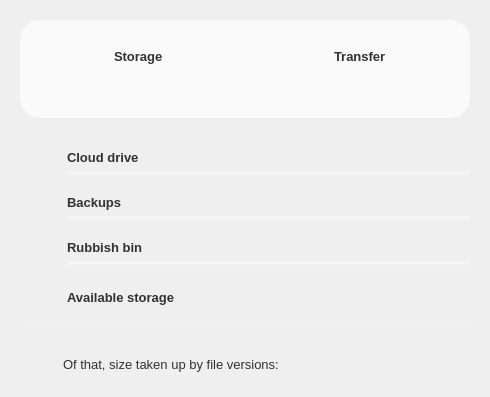
The window that src/MEGASync/gui/linux/AccountDetailsDialog.ui (meganz/MEGAsync) describes before a commit, drawn with Qt 5.
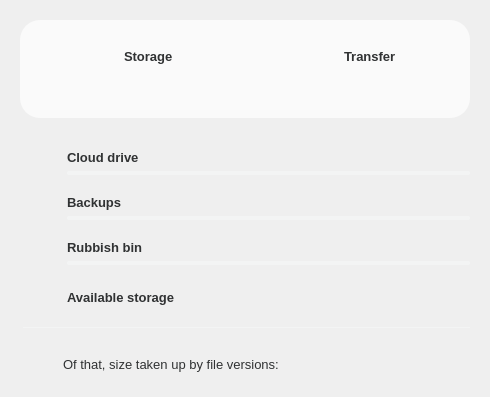
The same window after the commit. Icons and pictures are not drawn. Custom widgets are drawn as their Qt base class.

Commit message: SNC-4648: Remove unused colors & make circular progress bar bigger.

Patch:
```diff
--- a/src/MEGASync/gui/linux/AccountDetailsDialog.ui
+++ b/src/MEGASync/gui/linux/AccountDetailsDialog.ui
@@ -232,13 +232,13 @@
 
 #pStorageAndTransferUsage #sStorage, #sTransfer
 {
-height: 52px;
-width: 56px;
-min-height: 52px;
-min-width: 56px;
-max-height: 52px;
-max-width: 56px;
-margin-left: 24px;
+height: 65px;
+width: 70px;
+min-height: 65px;
+min-width: 70px;
+max-height: 65px;
+max-width: 70px;
+margin-left: 20px;
 background-color: transparent;
 }
 
```
The commit also changes 1 other file.
